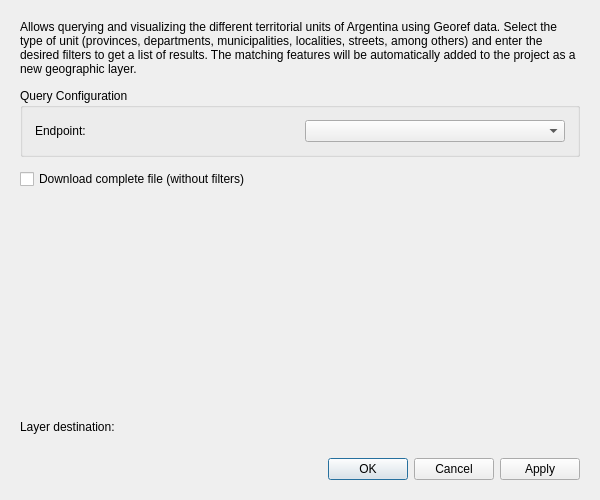
Old version of the form ui/endpoint_dialog.ui in the repository datosgobar/georef-ar-qgis-plugin.
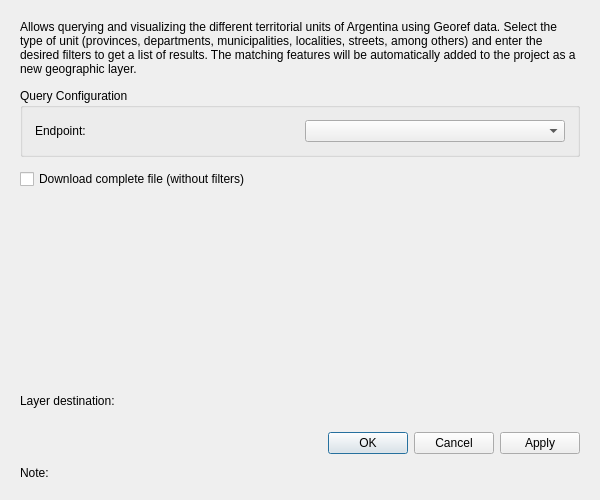
New version of the form. Custom widgets are drawn as their Qt base class.

Diff of the .ui file:
```diff
--- a/ui/endpoint_dialog.ui
+++ b/ui/endpoint_dialog.ui
@@ -134,6 +134,16 @@
      </property>
     </widget>
    </item>
+   <item>
+    <widget class="QLabel" name="dialog_note">
+     <property name="text">
+      <string>Note:</string>
+     </property>
+     <property name="wordWrap">
+      <bool>true</bool>
+     </property>
+    </widget>
+   </item>
   </layout>
  </widget>
  <customwidgets>
```
